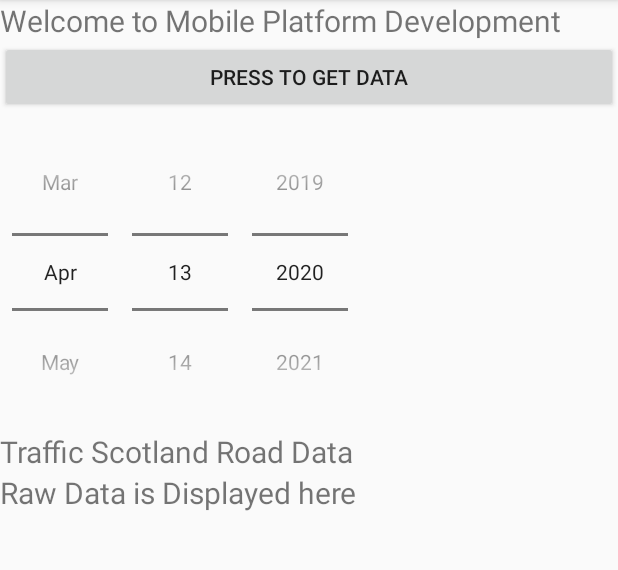
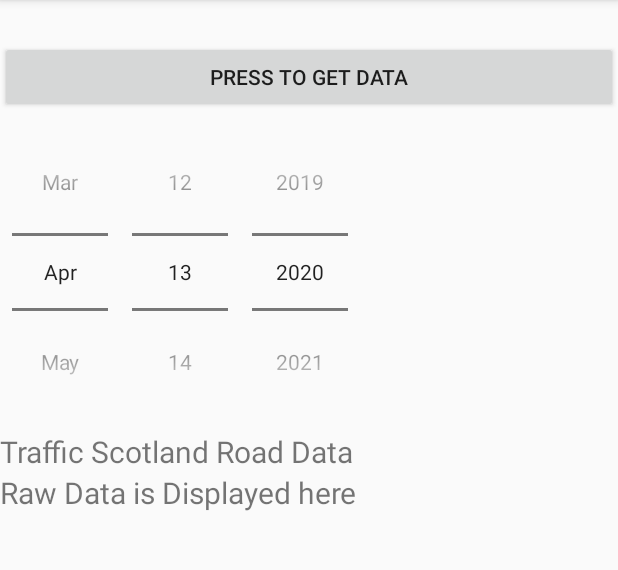
Before and after one commit to jdougl/MPD_CW, an Android app: the screen it shows after launch (MainActivity), on a phone screen of 412 x 824 dp, the part 84-654 px from its top. Run offline under Robolectric (Android 15) with nearby library versions, the phone set to English and light mode, and no system bars.

Commit message:
Some formatting changes

```diff
--- a/app/src/main/res/layout/activity_main.xml
+++ b/app/src/main/res/layout/activity_main.xml
@@ -4,7 +4,7 @@
     android:layout_width="fill_parent"
     android:layout_height="fill_parent"
         android:orientation="vertical">
-        <TextView android:id="@+id/salutation" android:layout_width="fill_parent" android:layout_height="wrap_content" android:textSize="20sp" android:text="Welcome to Mobile Platform Development"/>
+        <TextView android:id="@+id/salutation" android:layout_width="fill_parent" android:layout_height="wrap_content" android:textSize="20sp"/>
         <Button android:id="@+id/startButton" android:layout_width="fill_parent" android:layout_height="wrap_content" android:text="Press to get data"/>
 
         <DatePicker
@@ -35,6 +35,6 @@
             android:layout_width="match_parent"
             android:layout_height="wrap_content"
             android:textSize="20sp"
-            android:text="List of Roadworks displayed here"
+            android:text="Roadworks"
             />
     </LinearLayout>
```
Also changed, not shown: app/src/main/java/com/example/mpd_cw/MainActivity.java (+8 -10 lines).
